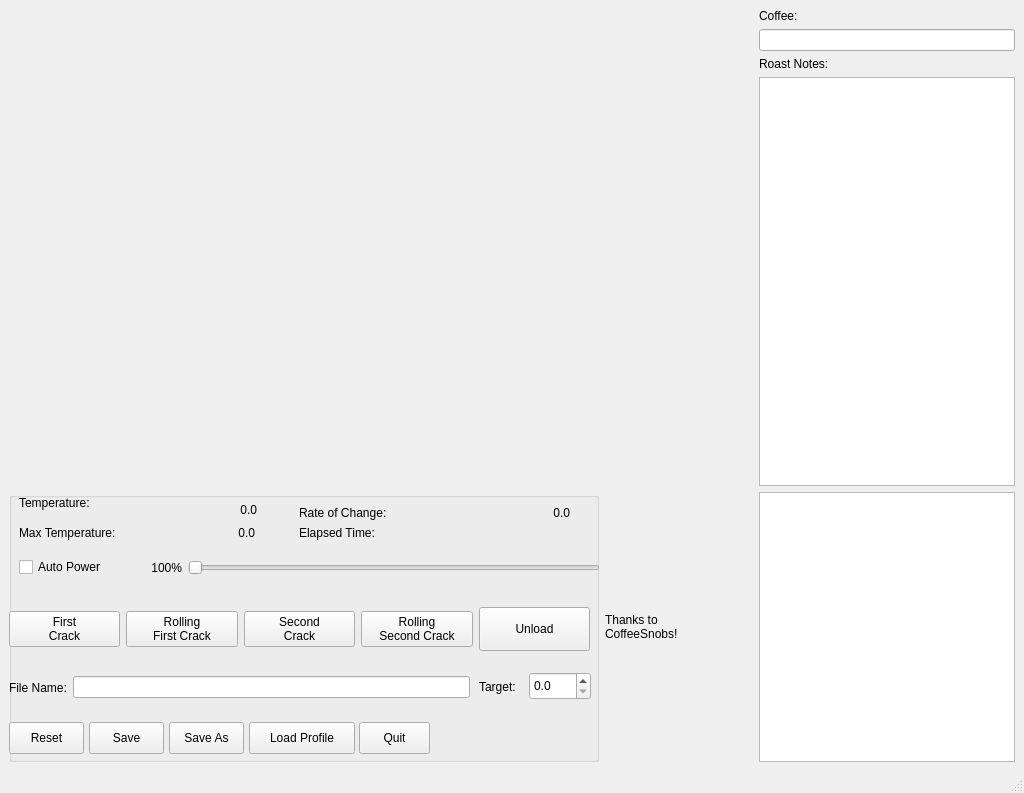
First picture: the form in pyRoastUI.ui, repository spontarelliam/pyRoast, before the edit.
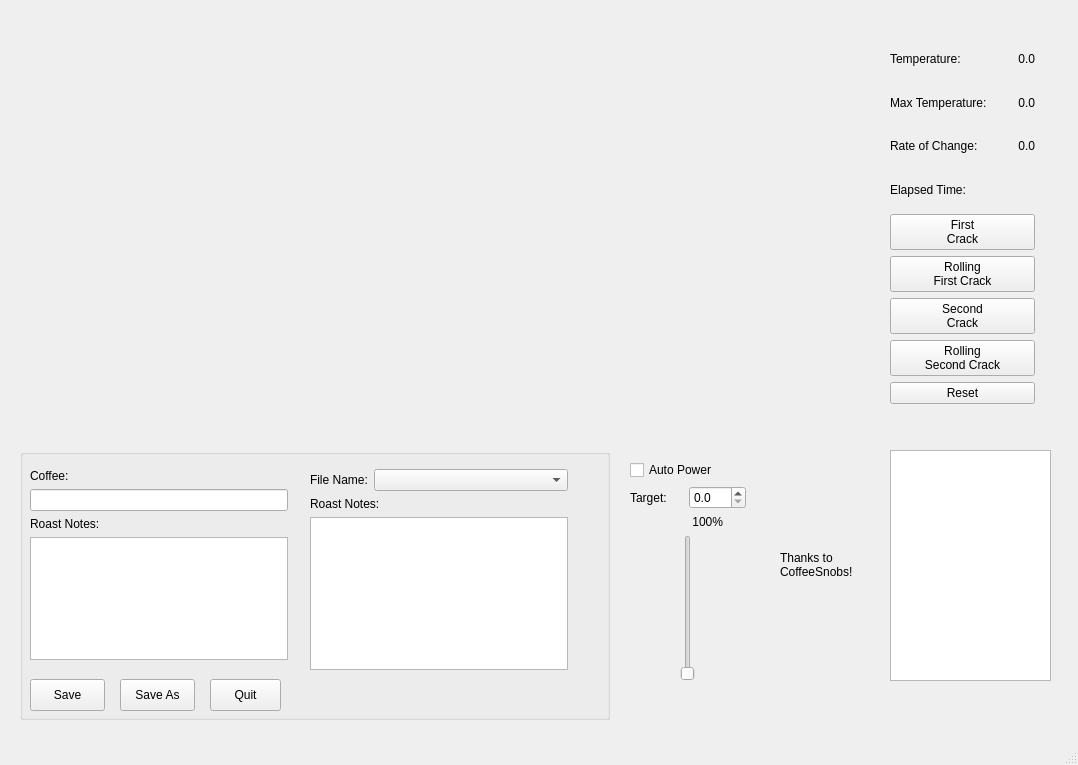
Second picture: the form after the edit. Custom widgets are drawn as their Qt base class.

The edit to the form file:
```diff
--- a/pyRoastUI.ui
+++ b/pyRoastUI.ui
@@ -6,94 +6,95 @@
    <rect>
     <x>0</x>
     <y>0</y>
-    <width>1024</width>
-    <height>793</height>
+    <width>1078</width>
+    <height>765</height>
    </rect>
   </property>
-  <property name="sizePolicy">
-   <sizepolicy hsizetype="Maximum" vsizetype="Fixed">
-    <horstretch>2</horstretch>
-    <verstretch>0</verstretch>
-   </sizepolicy>
-  </property>
-  <property name="maximumSize">
-   <size>
-    <width>3000</width>
-    <height>3000</height>
-   </size>
-  </property>
   <property name="windowTitle">
    <string>MainWindow</string>
   </property>
   <widget class="QWidget" name="centralwidget">
-   <property name="sizePolicy">
-    <sizepolicy hsizetype="Maximum" vsizetype="Maximum">
-     <horstretch>1</horstretch>
-     <verstretch>1</verstretch>
-    </sizepolicy>
-   </property>
-   <layout class="QGridLayout" name="gridLayout_2">
-    <item row="0" column="0">
-     <layout class="QGridLayout" name="gridLayout">
-      <item row="1" column="0">
-       <widget class="QGroupBox" name="groupBox">
-        <property name="sizePolicy">
-         <sizepolicy hsizetype="Preferred" vsizetype="Preferred">
-          <horstretch>0</horstretch>
-          <verstretch>0</verstretch>
-         </sizepolicy>
-        </property>
-        <property name="minimumSize">
-         <size>
-          <width>590</width>
-          <height>270</height>
-         </size>
-        </property>
-        <property name="maximumSize">
-         <size>
-          <width>931</width>
-          <height>300</height>
-         </size>
-        </property>
-        <property name="title">
-         <string/>
-        </property>
-        <property name="flat">
-         <bool>true</bool>
-        </property>
         <widget class="QWidget" name="layoutWidget">
          <property name="geometry">
           <rect>
-           <x>0</x>
-           <y>170</y>
-           <width>461</width>
-           <height>51</height>
-          </rect>
-         </property>
-         <layout class="QHBoxLayout" name="horizontalLayout_3">
+      <x>890</x>
+      <y>40</y>
+      <width>145</width>
+      <height>364</height>
+     </rect>
+    </property>
+    <layout class="QVBoxLayout" name="verticalLayout">
           <item>
-           <widget class="QLabel" name="label_2">
-            <property name="text">
-             <string>File Name:</string>
-            </property>
-           </widget>
-          </item>
-          <item>
-           <widget class="KLineEdit" name="tFileName"/>
-          </item>
-         </layout>
-        </widget>
-        <widget class="QWidget" name="layoutWidget">
-         <property name="geometry">
-          <rect>
-           <x>0</x>
-           <y>100</y>
-           <width>581</width>
-           <height>74</height>
-          </rect>
-         </property>
          <layout class="QHBoxLayout" name="horizontalLayout">
           <item>
+        <widget class="QLabel" name="label_6">
+         <property name="text">
+          <string>Temperature:</string>
+         </property>
+        </widget>
+       </item>
+       <item>
+        <widget class="QLabel" name="tCurrentTemperature_2">
+         <property name="text">
+          <string>0.0</string>
+         </property>
+         <property name="alignment">
+          <set>Qt::AlignRight|Qt::AlignTrailing|Qt::AlignVCenter</set>
+         </property>
+        </widget>
+       </item>
+      </layout>
+     </item>
+     <item>
+      <layout class="QHBoxLayout" name="horizontalLayout_2">
+       <item>
+        <widget class="QLabel" name="label_4">
+         <property name="text">
+          <string>Max Temperature:</string>
+         </property>
+        </widget>
+       </item>
+       <item>
+        <widget class="QLabel" name="tMaxTemperature">
+         <property name="text">
+          <string>0.0</string>
+         </property>
+         <property name="alignment">
+          <set>Qt::AlignRight|Qt::AlignTrailing|Qt::AlignVCenter</set>
+         </property>
+        </widget>
+       </item>
+      </layout>
+     </item>
+     <item>
+      <layout class="QHBoxLayout" name="horizontalLayout_3">
+       <item>
+        <widget class="QLabel" name="label">
+         <property name="text">
+          <string>Rate of Change:</string>
+         </property>
+        </widget>
+       </item>
+       <item>
+        <widget class="QLabel" name="tRateOfChange">
+         <property name="text">
+          <string>0.0</string>
+         </property>
+         <property name="alignment">
+          <set>Qt::AlignRight|Qt::AlignTrailing|Qt::AlignVCenter</set>
+         </property>
+        </widget>
+       </item>
+      </layout>
+     </item>
+     <item>
+      <widget class="QLabel" name="label_5">
+       <property name="text">
+        <string>Elapsed Time:</string>
+       </property>
+      </widget>
+     </item>
+     <item>
            <widget class="KPushButton" name="bFirstCrack">
             <property name="sizePolicy">
              <sizepolicy hsizetype="Minimum" vsizetype="Maximum">
@@ -150,339 +151,23 @@
            </widget>
           </item>
           <item>
-           <widget class="KPushButton" name="bUnload">
-            <property name="sizePolicy">
-             <sizepolicy hsizetype="Minimum" vsizetype="Maximum">
-              <horstretch>0</horstretch>
-              <verstretch>1</verstretch>
-             </sizepolicy>
-            </property>
-            <property name="minimumSize">
-             <size>
-              <width>0</width>
-              <height>44</height>
-             </size>
-            </property>
-            <property name="text">
-             <string>Unload</string>
-            </property>
-           </widget>
-          </item>
-         </layout>
-        </widget>
-        <widget class="QWidget" name="layoutWidget">
-         <property name="geometry">
-          <rect>
-           <x>0</x>
-           <y>232</y>
-           <width>571</width>
-           <height>20</height>
-          </rect>
-         </property>
-         <layout class="QFormLayout" name="formLayout_2">
-          <property name="fieldGrowthPolicy">
-           <enum>QFormLayout::AllNonFixedFieldsGrow</enum>
-          </property>
-         </layout>
-        </widget>
         <widget class="KPushButton" name="bReset">
-         <property name="geometry">
-          <rect>
-           <x>0</x>
-           <y>230</y>
-           <width>75</width>
-           <height>32</height>
-          </rect>
-         </property>
          <property name="text">
           <string>Reset</string>
          </property>
         </widget>
-        <widget class="KPushButton" name="bSave">
-         <property name="geometry">
-          <rect>
-           <x>80</x>
-           <y>230</y>
-           <width>75</width>
-           <height>32</height>
-          </rect>
-         </property>
-         <property name="sizePolicy">
-          <sizepolicy hsizetype="Fixed" vsizetype="Fixed">
-           <horstretch>0</horstretch>
-           <verstretch>0</verstretch>
-          </sizepolicy>
-         </property>
-         <property name="text">
-          <string>Save</string>
-         </property>
-        </widget>
-        <widget class="KPushButton" name="bSaveAs">
-         <property name="geometry">
-          <rect>
-           <x>160</x>
-           <y>230</y>
-           <width>75</width>
-           <height>32</height>
-          </rect>
-         </property>
-         <property name="sizePolicy">
-          <sizepolicy hsizetype="Fixed" vsizetype="Fixed">
-           <horstretch>0</horstretch>
-           <verstretch>0</verstretch>
-          </sizepolicy>
-         </property>
-         <property name="text">
-          <string>Save As</string>
-         </property>
-        </widget>
-        <widget class="KPushButton" name="bLoadProfile">
-         <property name="geometry">
-          <rect>
-           <x>240</x>
-           <y>230</y>
-           <width>106</width>
-           <height>32</height>
-          </rect>
-         </property>
-         <property name="sizePolicy">
-          <sizepolicy hsizetype="Fixed" vsizetype="Fixed">
-           <horstretch>0</horstretch>
-           <verstretch>0</verstretch>
-          </sizepolicy>
-         </property>
-         <property name="minimumSize">
-          <size>
-           <width>106</width>
-           <height>0</height>
-          </size>
-         </property>
-         <property name="text">
-          <string>Load Profile</string>
-         </property>
-        </widget>
-        <widget class="KPushButton" name="bQuit">
-         <property name="geometry">
-          <rect>
-           <x>350</x>
-           <y>230</y>
-           <width>71</width>
-           <height>32</height>
-          </rect>
-         </property>
-         <property name="text">
-          <string>Quit</string>
-         </property>
-        </widget>
-        <widget class="QWidget" name="layoutWidget">
-         <property name="geometry">
-          <rect>
-           <x>10</x>
-           <y>60</y>
-           <width>581</width>
-           <height>31</height>
-          </rect>
-         </property>
-         <layout class="QHBoxLayout" name="horizontalLayout_2">
-          <item>
-           <widget class="QCheckBox" name="cAutoPower">
-            <property name="text">
-             <string>Auto Power</string>
-            </property>
-           </widget>
-          </item>
-          <item>
-           <widget class="QLabel" name="tPower">
-            <property name="minimumSize">
-             <size>
-              <width>70</width>
-              <height>0</height>
-             </size>
-            </property>
-            <property name="text">
-             <string>100%</string>
-            </property>
-            <property name="alignment">
-             <set>Qt::AlignRight|Qt::AlignTrailing|Qt::AlignVCenter</set>
-            </property>
-           </widget>
-          </item>
-          <item>
-           <widget class="QSlider" name="sPowerSlider">
-            <property name="toolTip">
-             <string extracomment="Set power"/>
-            </property>
-            <property name="maximum">
-             <number>100</number>
-            </property>
-            <property name="pageStep">
-             <number>10</number>
-            </property>
-            <property name="value">
-             <number>0</number>
-            </property>
-            <property name="orientation">
-             <enum>Qt::Horizontal</enum>
-            </property>
-           </widget>
           </item>
          </layout>
         </widget>
-        <widget class="QLabel" name="label_3">
-         <property name="geometry">
-          <rect>
-           <x>10</x>
-           <y>0</y>
-           <width>111</width>
-           <height>22</height>
-          </rect>
-         </property>
-         <property name="text">
-          <string>Temperature:</string>
-         </property>
-        </widget>
-        <widget class="QLabel" name="label_4">
-         <property name="geometry">
-          <rect>
-           <x>10</x>
-           <y>30</y>
-           <width>149</width>
-           <height>22</height>
-          </rect>
-         </property>
-         <property name="text">
-          <string>Max Temperature:</string>
-         </property>
-        </widget>
-        <widget class="QLabel" name="tRateOfChange">
-         <property name="geometry">
-          <rect>
-           <x>470</x>
-           <y>10</y>
-           <width>91</width>
-           <height>22</height>
-          </rect>
-         </property>
-         <property name="text">
-          <string>0.0</string>
-         </property>
-         <property name="alignment">
-          <set>Qt::AlignRight|Qt::AlignTrailing|Qt::AlignVCenter</set>
-         </property>
-        </widget>
-        <widget class="QLabel" name="label">
-         <property name="geometry">
-          <rect>
-           <x>290</x>
-           <y>10</y>
-           <width>133</width>
-           <height>22</height>
-          </rect>
-         </property>
-         <property name="text">
-          <string>Rate of Change:</string>
-         </property>
-        </widget>
-        <widget class="QLabel" name="tElapsed">
-         <property name="geometry">
-          <rect>
-           <x>510</x>
-           <y>30</y>
-           <width>51</width>
-           <height>20</height>
-          </rect>
-         </property>
-         <property name="text">
-          <string/>
-         </property>
-         <property name="alignment">
-          <set>Qt::AlignRight|Qt::AlignTrailing|Qt::AlignVCenter</set>
-         </property>
-        </widget>
-        <widget class="QLabel" name="label_5">
-         <property name="geometry">
-          <rect>
-           <x>290</x>
-           <y>30</y>
-           <width>115</width>
-           <height>22</height>
-          </rect>
-         </property>
-         <property name="text">
-          <string>Elapsed Time:</string>
-         </property>
-        </widget>
-        <widget class="QLabel" name="tMaxTemperature">
-         <property name="geometry">
-          <rect>
-           <x>175</x>
-           <y>30</y>
-           <width>71</width>
-           <height>22</height>
-          </rect>
-         </property>
-         <property name="text">
-          <string>0.0</string>
-         </property>
-         <property name="alignment">
-          <set>Qt::AlignRight|Qt::AlignTrailing|Qt::AlignVCenter</set>
-         </property>
-        </widget>
-        <widget class="QLabel" name="tCurrentTemperature">
-         <property name="geometry">
-          <rect>
-           <x>167</x>
-           <y>7</y>
-           <width>81</width>
-           <height>22</height>
-          </rect>
-         </property>
-         <property name="text">
-          <string>0.0</string>
-         </property>
-         <property name="alignment">
-          <set>Qt::AlignRight|Qt::AlignTrailing|Qt::AlignVCenter</set>
-         </property>
-        </widget>
-        <widget class="QLabel" name="label_6">
-         <property name="geometry">
-          <rect>
-           <x>470</x>
-           <y>170</y>
-           <width>41</width>
-           <height>49</height>
-          </rect>
-         </property>
-         <property name="text">
-          <string>Target:</string>
-         </property>
-        </widget>
-        <widget class="QDoubleSpinBox" name="vTarget">
-         <property name="geometry">
-          <rect>
-           <x>520</x>
-           <y>180</y>
-           <width>62</width>
-           <height>28</height>
-          </rect>
-         </property>
-         <property name="decimals">
-          <number>1</number>
-         </property>
-         <property name="maximum">
-          <double>400.000000000000000</double>
-         </property>
-         <property name="singleStep">
-          <double>0.100000000000000</double>
-         </property>
-        </widget>
-       </widget>
-      </item>
-      <item row="1" column="2">
-       <widget class="KTextBrowser" name="tMessages"/>
-      </item>
-      <item row="0" column="0" colspan="2">
        <widget class="KPlotWidget" name="TemperaturePlot">
+    <property name="geometry">
+     <rect>
+      <x>20</x>
+      <y>10</y>
+      <width>831</width>
+      <height>411</height>
+     </rect>
+    </property>
         <property name="sizePolicy">
          <sizepolicy hsizetype="Maximum" vsizetype="Fixed">
           <horstretch>1</horstretch>
@@ -525,10 +210,193 @@
           <blue>0</blue>
          </color>
         </property>
-       </widget>
-      </item>
-      <item row="1" column="1">
+    <zorder>groupBox</zorder>
+   </widget>
+   <widget class="QGroupBox" name="groupBox">
+    <property name="geometry">
+     <rect>
+      <x>20</x>
+      <y>449</y>
+      <width>590</width>
+      <height>271</height>
+     </rect>
+    </property>
+    <property name="sizePolicy">
+     <sizepolicy hsizetype="Preferred" vsizetype="Preferred">
+      <horstretch>0</horstretch>
+      <verstretch>0</verstretch>
+     </sizepolicy>
+    </property>
+    <property name="minimumSize">
+     <size>
+      <width>590</width>
+      <height>270</height>
+     </size>
+    </property>
+    <property name="maximumSize">
+     <size>
+      <width>931</width>
+      <height>300</height>
+     </size>
+    </property>
+    <property name="title">
+     <string/>
+    </property>
+    <property name="flat">
+     <bool>true</bool>
+    </property>
+    <widget class="KPushButton" name="bSave">
+     <property name="geometry">
+      <rect>
+       <x>10</x>
+       <y>230</y>
+       <width>75</width>
+       <height>32</height>
+      </rect>
+     </property>
+     <property name="sizePolicy">
+      <sizepolicy hsizetype="Fixed" vsizetype="Fixed">
+       <horstretch>0</horstretch>
+       <verstretch>0</verstretch>
+      </sizepolicy>
+     </property>
+     <property name="text">
+      <string>Save</string>
+     </property>
+    </widget>
+    <widget class="KPushButton" name="bSaveAs">
+     <property name="geometry">
+      <rect>
+       <x>100</x>
+       <y>230</y>
+       <width>75</width>
+       <height>32</height>
+      </rect>
+     </property>
+     <property name="sizePolicy">
+      <sizepolicy hsizetype="Fixed" vsizetype="Fixed">
+       <horstretch>0</horstretch>
+       <verstretch>0</verstretch>
+      </sizepolicy>
+     </property>
+     <property name="text">
+      <string>Save As</string>
+     </property>
+    </widget>
+    <widget class="KPushButton" name="bQuit">
+     <property name="geometry">
+      <rect>
+       <x>190</x>
+       <y>230</y>
+       <width>71</width>
+       <height>32</height>
+      </rect>
+     </property>
+     <property name="text">
+      <string>Quit</string>
+     </property>
+    </widget>
+    <widget class="QWidget" name="">
+     <property name="geometry">
+      <rect>
+       <x>290</x>
+       <y>20</y>
+       <width>258</width>
+       <height>201</height>
+      </rect>
+     </property>
+     <layout class="QVBoxLayout" name="verticalLayout_3">
+      <item>
+       <layout class="QHBoxLayout" name="horizontalLayout_4">
+        <item>
+         <widget class="QLabel" name="label_2">
+          <property name="enabled">
+           <bool>true</bool>
+          </property>
+          <property name="sizePolicy">
+           <sizepolicy hsizetype="Maximum" vsizetype="Preferred">
+            <horstretch>0</horstretch>
+            <verstretch>0</verstretch>
+           </sizepolicy>
+          </property>
+          <property name="font">
+           <font>
+            <kerning>true</kerning>
+           </font>
+          </property>
+          <property name="text">
+           <string>File Name:</string>
+          </property>
+         </widget>
+        </item>
+        <item>
+         <widget class="QComboBox" name="comboBox"/>
+        </item>
+       </layout>
+      </item>
+      <item>
+       <widget class="QLabel" name="label_10">
+        <property name="text">
+         <string>Roast Notes:</string>
+        </property>
+       </widget>
+      </item>
+      <item>
+       <widget class="QTextEdit" name="notes_2"/>
+      </item>
+     </layout>
+    </widget>
+    <widget class="QWidget" name="">
+     <property name="geometry">
+      <rect>
+       <x>10</x>
+       <y>20</y>
+       <width>258</width>
+       <height>191</height>
+      </rect>
+     </property>
+     <layout class="QVBoxLayout" name="verticalLayout_4">
+      <item>
+       <widget class="QLabel" name="label_8">
+        <property name="text">
+         <string>Coffee:</string>
+        </property>
+       </widget>
+      </item>
+      <item>
+       <widget class="QLineEdit" name="coffee"/>
+      </item>
+      <item>
+       <widget class="QLabel" name="label_9">
+        <property name="text">
+         <string>Roast Notes:</string>
+        </property>
+       </widget>
+      </item>
+      <item>
+       <widget class="QTextEdit" name="notes"/>
+      </item>
+     </layout>
+    </widget>
+    <zorder>label_10</zorder>
+    <zorder>bSave</zorder>
+    <zorder>bSaveAs</zorder>
+    <zorder>bQuit</zorder>
+    <zorder>coffee</zorder>
+    <zorder>label_8</zorder>
+    <zorder>notes_2</zorder>
+    <zorder>label_9</zorder>
+    <zorder>notes</zorder>
+   </widget>
        <widget class="QLabel" name="CSLogo">
+    <property name="geometry">
+     <rect>
+      <x>780</x>
+      <y>430</y>
+      <width>86</width>
+      <height>270</height>
+     </rect>
+    </property>
         <property name="maximumSize">
          <size>
           <width>171</width>
@@ -540,34 +408,88 @@
 CoffeeSnobs!</string>
         </property>
        </widget>
-      </item>
-      <item row="0" column="2">
-       <layout class="QVBoxLayout" name="verticalLayout">
+   <widget class="KTextBrowser" name="tMessages">
+    <property name="geometry">
+     <rect>
+      <x>890</x>
+      <y>450</y>
+      <width>161</width>
+      <height>231</height>
+     </rect>
+    </property>
+   </widget>
+   <widget class="QWidget" name="">
+    <property name="geometry">
+     <rect>
+      <x>630</x>
+      <y>460</y>
+      <width>116</width>
+      <height>221</height>
+     </rect>
+    </property>
+    <layout class="QVBoxLayout" name="verticalLayout_2">
+     <item>
+      <widget class="QCheckBox" name="cAutoPower">
+       <property name="text">
+        <string>Auto Power</string>
+       </property>
+      </widget>
+     </item>
+     <item>
+      <layout class="QHBoxLayout" name="horizontalLayout_5">
         <item>
          <widget class="QLabel" name="label_7">
           <property name="text">
-           <string>Coffee:</string>
+          <string>Target:</string>
           </property>
          </widget>
         </item>
         <item>
-         <widget class="QLineEdit" name="coffee"/>
-        </item>
-        <item>
-         <widget class="QLabel" name="label_8">
+        <widget class="QDoubleSpinBox" name="vTarget">
+         <property name="decimals">
+          <number>1</number>
+         </property>
+         <property name="maximum">
+          <double>400.000000000000000</double>
+         </property>
+         <property name="singleStep">
+          <double>0.100000000000000</double>
+         </property>
+        </widget>
+       </item>
+      </layout>
+     </item>
+     <item alignment="Qt::AlignHCenter">
+      <widget class="QLabel" name="tPower">
+       <property name="sizePolicy">
+        <sizepolicy hsizetype="Preferred" vsizetype="Preferred">
+         <horstretch>0</horstretch>
+         <verstretch>0</verstretch>
+        </sizepolicy>
+       </property>
+       <property name="minimumSize">
+        <size>
+         <width>70</width>
+         <height>0</height>
+        </size>
+       </property>
           <property name="text">
-           <string>Roast Notes:</string>
-          </property>
-         </widget>
-        </item>
-        <item>
-         <widget class="QTextEdit" name="notes"/>
-        </item>
-       </layout>
-      </item>
-     </layout>
-    </item>
-   </layout>
+        <string>100%</string>
+       </property>
+       <property name="alignment">
+        <set>Qt::AlignRight|Qt::AlignTrailing|Qt::AlignVCenter</set>
+       </property>
+      </widget>
+     </item>
+     <item alignment="Qt::AlignHCenter">
+      <widget class="QSlider" name="sPowerSlider">
+       <property name="orientation">
+        <enum>Qt::Vertical</enum>
+       </property>
+      </widget>
+     </item>
+    </layout>
+   </widget>
   </widget>
   <widget class="QMenuBar" name="menubar">
    <property name="geometry">
@@ -593,11 +515,6 @@
    <extends>QPushButton</extends>
    <header>kpushbutton.h</header>
   </customwidget>
-  <customwidget>
-   <class>KLineEdit</class>
-   <extends>QLineEdit</extends>
-   <header>klineedit.h</header>
-  </customwidget>
   <customwidget>
    <class>KTextBrowser</class>
    <extends>QTextBrowser</extends>
```
Left out of the diff: 6 changed lines with no effect on the pictures. Lines whose indentation alone changed are shown as unchanged.
